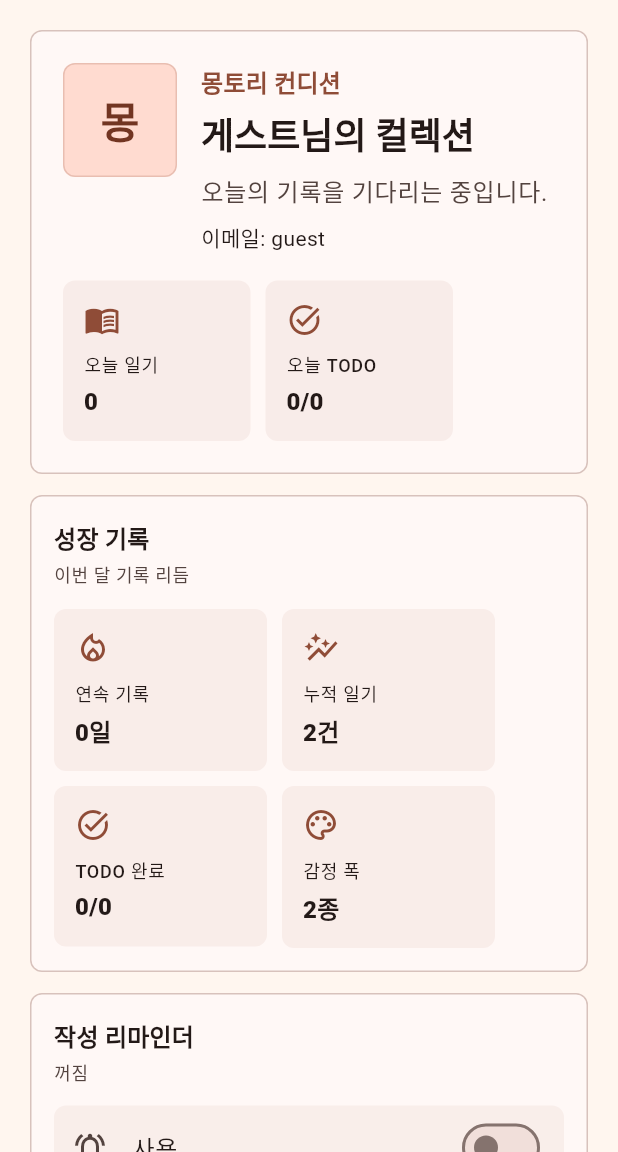
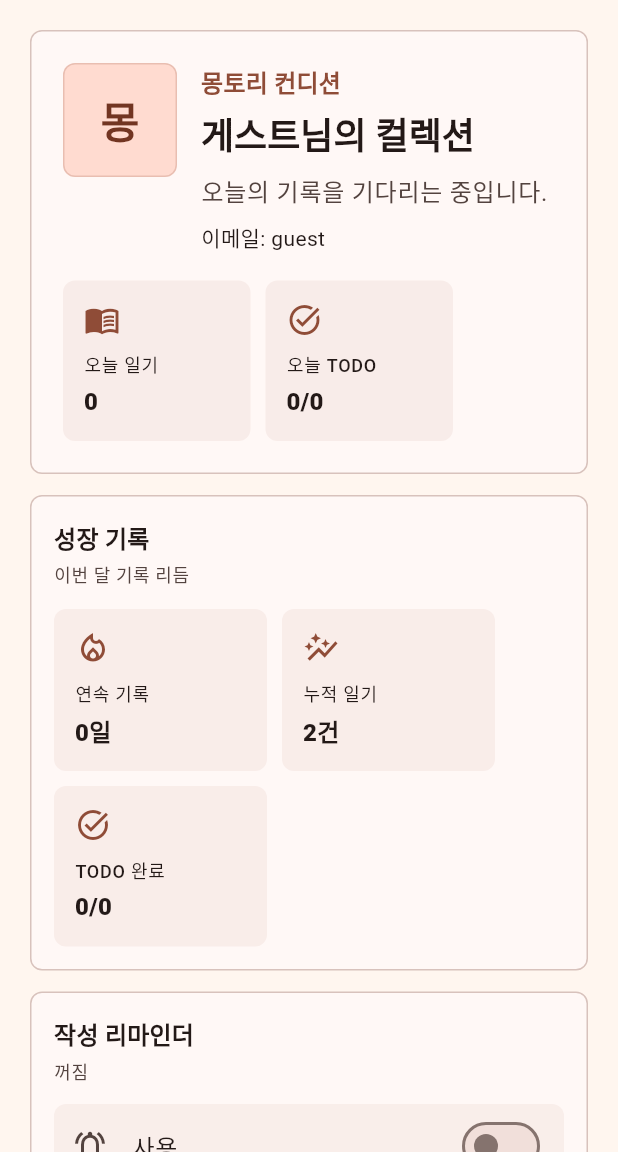
Before and after one commit to yeominsoo/mongtorydiary, a Flutter app: the ProfileScreen screen opened directly, after a tap on "사용", on a phone screen of 412 x 824 dp, the part 84-1236 px from its top. Run offline on Flutter 3.47's test engine with Material 3 defaults, Android fonts, the light colour scheme and no system bars; our stand-ins replace file_picker, flutter_riverpod.

Commit message:
fix: 몽토리 컬렉션 감정 팔레트 제거

```diff
--- a/mobile-flutter/lib/presentation/screens/profile/profile_screen.dart
+++ b/mobile-flutter/lib/presentation/screens/profile/profile_screen.dart
@@ -4,7 +4,6 @@ import 'package:mongtory_diary/application/providers/app_providers.dart';
 import 'package:mongtory_diary/application/reminder/writing_reminder_controller.dart';
 import 'package:mongtory_diary/application/session/session_state.dart';
 import 'package:mongtory_diary/domain/models/diary_summary.dart';
-import 'package:mongtory_diary/domain/models/emotion_type.dart';
 import 'package:mongtory_diary/domain/models/todo_item.dart';
 
 class ProfileScreen extends ConsumerWidget {
@@ -13,7 +12,6 @@ class ProfileScreen extends ConsumerWidget {
   @override
   Widget build(BuildContext context, WidgetRef ref) {
     final session = ref.watch(sessionControllerProvider);
-    final emotions = ref.watch(emotionListProvider);
     final diaries = ref.watch(diaryListProvider);
     final todos = ref.watch(visibleMonthTodoListProvider);
     final reminder = ref.watch(writingReminderControllerProvider);
@@ -71,16 +69,6 @@ class ProfileScreen extends ConsumerWidget {
                           .read(writingReminderControllerProvider.notifier)
                           .setTime(hour: picked.hour, minute: picked.minute);
                     },
-                  ),
-                ),
-                const SizedBox(height: 14),
-                emotions.when(
-                  data: (items) => _EmotionCollectionPanel(items: items),
-                  loading: () =>
-                      const _CollectionLoadingSurface(title: '감정 팔레트'),
-                  error: (error, _) => _CollectionErrorSurface(
-                    title: '감정 팔레트',
-                    message: '감정 데이터를 불러오지 못했습니다. $error',
                   ),
                 ),
               ],
@@ -264,10 +252,6 @@ class _MonthlyRhythmPanel extends StatelessWidget {
   Widget build(BuildContext context) {
     final streak = _calculateStreak(diaries);
     final completedTodos = todos.where((todo) => todo.completed).length;
-    final emotionCount = diaries
-        .map((diary) => diary.emotionCode)
-        .toSet()
-        .length;
 
     return _SurfaceFrame(
       child: Column(
@@ -293,11 +277,6 @@ class _MonthlyRhythmPanel extends StatelessWidget {
                 icon: Icons.task_alt,
                 label: 'TODO 완료',
                 value: '$completedTodos/${todos.length}',
-              ),
-              _StatTile(
-                icon: Icons.palette_outlined,
-                label: '감정 폭',
-                value: '$emotionCount종',
               ),
             ],
           ),
@@ -352,33 +331,6 @@ class _WritingReminderPanel extends StatelessWidget {
               icon: const Icon(Icons.schedule_outlined),
               label: const Text('시간 변경'),
             ),
-          ),
-        ],
-      ),
-    );
-  }
-}
-
-class _EmotionCollectionPanel extends StatelessWidget {
-  const _EmotionCollectionPanel({required this.items});
-
-  final List<EmotionType> items;
-
-  @override
-  Widget build(BuildContext context) {
-    return _SurfaceFrame(
-      child: Column(
-        crossAxisAlignment: CrossAxisAlignment.stretch,
-        children: [
-          _PanelTitle(title: '감정 팔레트', subtitle: '사용 가능한 감정 ${items.length}종'),
-          const SizedBox(height: 14),
-          Wrap(
-            spacing: 10,
-            runSpacing: 10,
-            children: [
-              for (final entry in items.asMap().entries)
-                _EmotionTile(item: entry.value, index: entry.key),
-            ],
           ),
         ],
       ),
@@ -508,82 +460,6 @@ class _StatTile extends StatelessWidget {
   }
 }
 
-class _EmotionTile extends StatelessWidget {
-  const _EmotionTile({required this.item, required this.index});
-
-  final EmotionType item;
-  final int index;
-
-  @override
-  Widget build(BuildContext context) {
-    final color = _emotionColor(index);
-    final initial = item.label.isNotEmpty
-        ? item.label.substring(0, 1)
-        : item.code.isNotEmpty
-        ? item.code.substring(0, 1)
-        : '?';
-
-    return SizedBox(
-      width: 148,
-      child: DecoratedBox(
-        decoration: BoxDecoration(
-          color: color.withValues(alpha: 0.16),
-          borderRadius: BorderRadius.circular(8),
-          border: Border.all(color: color.withValues(alpha: 0.35)),
-        ),
-        child: Padding(
-          padding: const EdgeInsets.all(12),
-          child: Row(
-            children: [
-              DecoratedBox(
-                decoration: BoxDecoration(
-                  color: color,
-                  borderRadius: BorderRadius.circular(8),
-                ),
-                child: SizedBox(
-                  width: 34,
-                  height: 34,
-                  child: Center(
-                    child: Text(
-                      initial,
-                      style: const TextStyle(
-                        color: Colors.white,
-                        fontWeight: FontWeight.w900,
-                      ),
-                    ),
-                  ),
-                ),
-              ),
-              const SizedBox(width: 10),
-              Expanded(
-                child: Column(
-                  crossAxisAlignment: CrossAxisAlignment.start,
-                  children: [
-                    Text(
-                      item.label,
-                      maxLines: 1,
-                      overflow: TextOverflow.ellipsis,
-                      style: Theme.of(context).textTheme.titleSmall?.copyWith(
-                        fontWeight: FontWeight.w800,
-                      ),
-                    ),
-                    Text(
-                      item.code,
-                      maxLines: 1,
-                      overflow: TextOverflow.ellipsis,
-                      style: Theme.of(context).textTheme.labelMedium,
-                    ),
-                  ],
-                ),
-              ),
-            ],
-          ),
-        ),
-      ),
-    );
-  }
-}
-
 class _SurfaceFrame extends StatelessWidget {
   const _SurfaceFrame({
     required this.child,
@@ -604,68 +480,6 @@ class _SurfaceFrame extends StatelessWidget {
         border: Border.all(color: scheme.outlineVariant),
       ),
       child: Padding(padding: padding, child: child),
-    );
-  }
-}
-
-class _CollectionLoadingSurface extends StatelessWidget {
-  const _CollectionLoadingSurface({required this.title});
-
-  final String title;
-
-  @override
-  Widget build(BuildContext context) {
-    return _SurfaceFrame(
-      child: Column(
-        crossAxisAlignment: CrossAxisAlignment.start,
-        children: [
-          Text(
-            title,
-            style: Theme.of(
-              context,
-            ).textTheme.titleMedium?.copyWith(fontWeight: FontWeight.w900),
-          ),
-          const SizedBox(height: 12),
-          const LinearProgressIndicator(),
-        ],
-      ),
-    );
-  }
-}
-
-class _CollectionErrorSurface extends StatelessWidget {
-  const _CollectionErrorSurface({required this.title, required this.message});
-
-  final String title;
-  final String message;
-
-  @override
-  Widget build(BuildContext context) {
-    final scheme = Theme.of(context).colorScheme;
-
-    return _SurfaceFrame(
-      child: Row(
-        crossAxisAlignment: CrossAxisAlignment.start,
-        children: [
-          Icon(Icons.error_outline, color: scheme.error),
-          const SizedBox(width: 10),
-          Expanded(
-            child: Column(
-              crossAxisAlignment: CrossAxisAlignment.start,
-              children: [
-                Text(
-                  title,
-                  style: Theme.of(context).textTheme.titleMedium?.copyWith(
-                    fontWeight: FontWeight.w900,
-                  ),
-                ),
-                const SizedBox(height: 6),
-                Text(message),
-              ],
-            ),
-          ),
-        ],
-      ),
     );
   }
 }
@@ -713,15 +527,3 @@ bool _isSameDate(DateTime left, DateTime right) {
       left.month == right.month &&
       left.day == right.day;
 }
-
-Color _emotionColor(int index) {
-  const colors = [
-    Color(0xFFE4947C),
-    Color(0xFF4F9D69),
-    Color(0xFF5A7DCE),
-    Color(0xFFB383D7),
-    Color(0xFFE0B14F),
-  ];
-
-  return colors[index % colors.length];
-}
```
Also changed, not shown: 1 other file.
